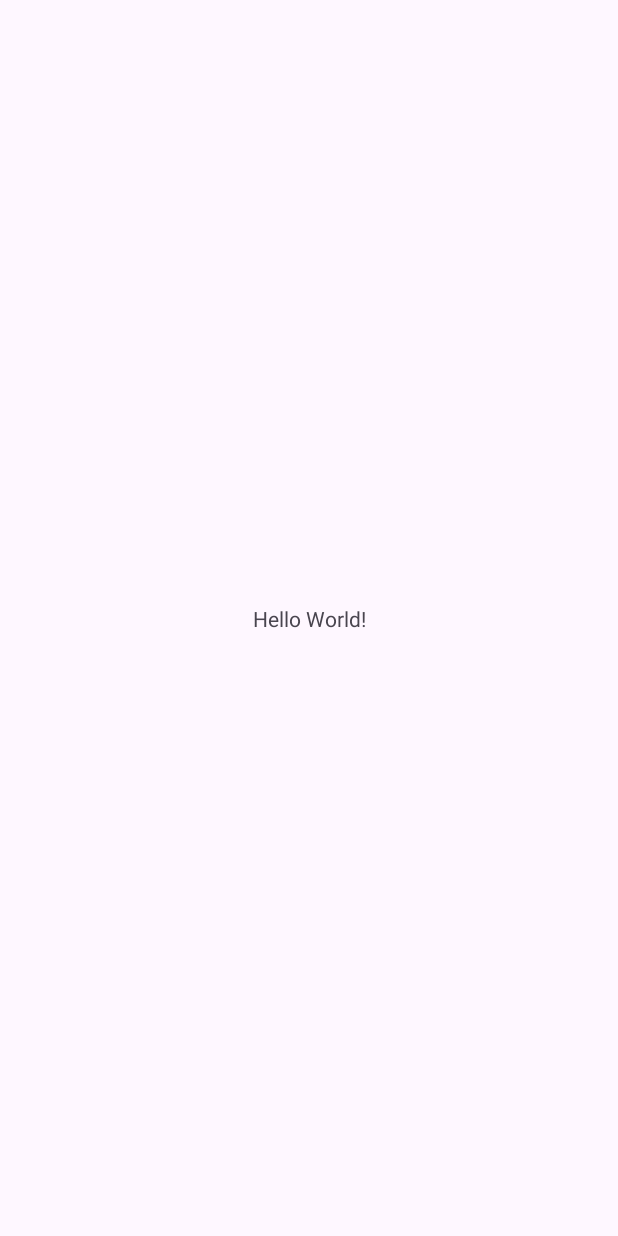
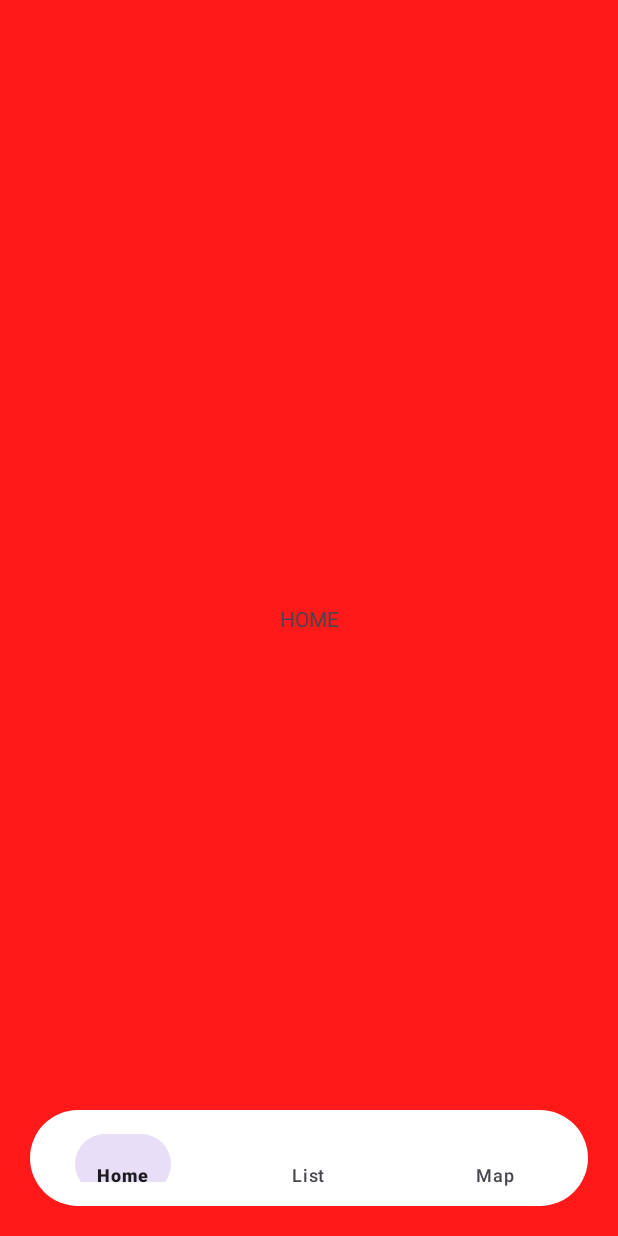
Before and after one commit to G-Altieri/Bin_Map, an Android app: the screen it shows after launch (MainActivity), on a phone screen of 412 x 824 dp. Before the commit the screen is almost empty. Run offline under Robolectric (Android 15) with nearby library versions, the phone set to English and light mode, and no system bars; our stand-ins replace navigation-ui.

Commit message:
aggiornamenti di ieri

```diff
--- a/app/build.gradle.kts
+++ b/app/build.gradle.kts
@@ -26,13 +26,20 @@ android {
         sourceCompatibility = JavaVersion.VERSION_1_8
         targetCompatibility = JavaVersion.VERSION_1_8
     }
+
+    buildFeatures {
+        dataBinding = true
+        viewBinding = true
+    }
 }
 
 dependencies {
 
     implementation("androidx.appcompat:appcompat:1.6.1")
-    implementation("com.google.android.material:material:1.11.0")
+    implementation("com.google.android.material:material:1.6.0")
     implementation("androidx.constraintlayout:constraintlayout:2.1.4")
+    implementation("androidx.navigation:navigation-fragment:2.7.7")
+    implementation("androidx.navigation:navigation-ui:2.7.7")
     testImplementation("junit:junit:4.13.2")
     androidTestImplementation("androidx.test.ext:junit:1.1.5")
     androidTestImplementation("androidx.test.espresso:espresso-core:3.5.1")
--- /dev/null
+++ b/app/src/main/java/it/gteam/app/bin_map/HomeFragment.java
@@ -0,0 +1,22 @@
+package it.gteam.app.bin_map;
+
+import android.os.Bundle;
+import android.view.LayoutInflater;
+import android.view.View;
+import android.view.ViewGroup;
+
+import androidx.annotation.NonNull;
+import androidx.annotation.Nullable;
+import androidx.fragment.app.Fragment;
+
+import it.gteam.app.bin_map.databinding.FragmentHomeBinding;
+
+public class HomeFragment extends Fragment {
+    private FragmentHomeBinding binding;
+    @Override
+    public View onCreateView(@NonNull LayoutInflater inflater, @Nullable ViewGroup container, @Nullable Bundle savedInstanceState) {
+        binding = FragmentHomeBinding.inflate(inflater, container, false);
+        return binding.getRoot();  // perché restituisce una View
+
+    }
+}
--- /dev/null
+++ b/app/src/main/java/it/gteam/app/bin_map/ListFragment.java
@@ -0,0 +1,21 @@
+package it.gteam.app.bin_map;
+
+import android.os.Bundle;
+import android.view.LayoutInflater;
+import android.view.View;
+import android.view.ViewGroup;
+
+import androidx.annotation.NonNull;
+import androidx.annotation.Nullable;
+import androidx.fragment.app.Fragment;
+
+import it.gteam.app.bin_map.databinding.FragmentListBinding;
+public class ListFragment extends Fragment {
+    private FragmentListBinding binding;
+    @Override
+    public View onCreateView(@NonNull LayoutInflater inflater, @Nullable ViewGroup container, @Nullable Bundle savedInstanceState) {
+        binding = FragmentListBinding.inflate(inflater, container, false);
+        return binding.getRoot();  // perché restituisce una View
+
+    }
+}
--- a/app/src/main/java/it/gteam/app/bin_map/MainActivity.java
+++ b/app/src/main/java/it/gteam/app/bin_map/MainActivity.java
@@ -1,14 +1,28 @@
 package it.gteam.app.bin_map;
 
+import androidx.annotation.Nullable;
 import androidx.appcompat.app.AppCompatActivity;
+import androidx.navigation.NavController;
+import androidx.navigation.fragment.NavHostFragment;
+import androidx.navigation.ui.NavigationUI;
 
 import android.os.Bundle;
 
+import it.gteam.app.bin_map.databinding.ActivityMainBinding;
+
 public class MainActivity extends AppCompatActivity {
-//Test2
     @Override
-    protected void onCreate(Bundle savedInstanceState) {
+    protected void onCreate(@Nullable Bundle savedInstanceState) {
         super.onCreate(savedInstanceState);
-        setContentView(R.layout.activity_main);
+        ActivityMainBinding binding = ActivityMainBinding.inflate(getLayoutInflater()); //posso fare getLayoutInflater perché sono in un'activity e non in un frammento
+
+        setContentView(binding.getRoot());
+//test2
+        // questo fa funzionare il bottomNavView tramite il click
+        NavHostFragment fragment = (NavHostFragment) getSupportFragmentManager().findFragmentById(R.id.fragmentContainerViewMainActivity);
+        if (fragment != null) {
+            NavController controller = fragment.getNavController();
+            NavigationUI.setupWithNavController(binding.bottomNavigationView, controller);
+        }
     }
 }
--- /dev/null
+++ b/app/src/main/res/drawable/rounded_corner.xml
@@ -0,0 +1,7 @@
+<?xml version="1.0" encoding="utf-8"?>
+<shape xmlns:android="http://schemas.android.com/apk/res/android"
+    android:shape="rectangle"
+    >
+<solid android:color="@color/white" />
+    <corners android:radius="100dp" />
+</shape>
--- a/app/src/main/res/layout/activity_main.xml
+++ b/app/src/main/res/layout/activity_main.xml
@@ -6,13 +6,34 @@
     android:layout_height="match_parent"
     tools:context=".MainActivity">
 
-    <TextView
-        android:layout_width="wrap_content"
-        android:layout_height="wrap_content"
-        android:text="Hello World!"
+    <com.google.android.material.bottomnavigation.BottomNavigationView
+        android:id="@+id/bottomNavigationView"
+        android:layout_width="match_parent"
+        android:layout_height="0dp"
+        android:layout_margin="20dp"
+        android:minHeight="?attr/actionBarSize"
         app:layout_constraintBottom_toBottomOf="parent"
         app:layout_constraintEnd_toEndOf="parent"
         app:layout_constraintStart_toStartOf="parent"
-        app:layout_constraintTop_toTopOf="parent" />
+        android:background="@drawable/rounded_corner"
+        app:itemRippleColor="@color/black"
+        app:labelVisibilityMode="labeled"
+        app:itemIconSize="40dp"
+
+        app:menu="@menu/bottom_menu" />
+
+    <androidx.fragment.app.FragmentContainerView
+        android:id="@+id/fragmentContainerViewMainActivity"
+        android:name="androidx.navigation.fragment.NavHostFragment"
+        android:layout_width="0dp"
+        android:layout_height="0dp"
+        app:defaultNavHost="true"
+        app:layout_constraintBottom_toBottomOf="parent"
+        app:layout_constraintEnd_toEndOf="parent"
+        app:layout_constraintHorizontal_bias="0.0"
+        app:layout_constraintStart_toStartOf="parent"
+        app:layout_constraintTop_toTopOf="parent"
+        app:layout_constraintVertical_bias="0.0"
+        app:navGraph="@navigation/nav_graph" />
 
 </androidx.constraintlayout.widget.ConstraintLayout>
--- /dev/null
+++ b/app/src/main/res/layout/fragment_home.xml
@@ -0,0 +1,18 @@
+<?xml version="1.0" encoding="utf-8"?>
+<androidx.constraintlayout.widget.ConstraintLayout xmlns:android="http://schemas.android.com/apk/res/android"
+    xmlns:app="http://schemas.android.com/apk/res-auto"
+    xmlns:tools="http://schemas.android.com/tools"
+    android:layout_width="match_parent"
+    android:layout_height="match_parent"
+    android:background="#FF1919">
+
+    <TextView
+        android:id="@+id/textView"
+        android:layout_width="wrap_content"
+        android:layout_height="wrap_content"
+        android:text="HOME"
+        app:layout_constraintBottom_toBottomOf="parent"
+        app:layout_constraintEnd_toEndOf="parent"
+        app:layout_constraintStart_toStartOf="parent"
+        app:layout_constraintTop_toTopOf="parent" />
+</androidx.constraintlayout.widget.ConstraintLayout>
--- /dev/null
+++ b/app/src/main/res/layout/fragment_list.xml
@@ -0,0 +1,18 @@
+<?xml version="1.0" encoding="utf-8"?>
+<androidx.constraintlayout.widget.ConstraintLayout xmlns:android="http://schemas.android.com/apk/res/android"
+    xmlns:app="http://schemas.android.com/apk/res-auto"
+    xmlns:tools="http://schemas.android.com/tools"
+    android:layout_width="match_parent"
+    android:layout_height="match_parent"
+    android:background="#05FF1E">
+
+    <TextView
+        android:id="@+id/textView2"
+        android:layout_width="wrap_content"
+        android:layout_height="wrap_content"
+        android:text="LISTA"
+        app:layout_constraintBottom_toBottomOf="parent"
+        app:layout_constraintEnd_toEndOf="parent"
+        app:layout_constraintStart_toStartOf="parent"
+        app:layout_constraintTop_toTopOf="parent" />
+</androidx.constraintlayout.widget.ConstraintLayout>
--- /dev/null
+++ b/app/src/main/res/menu/bottom_menu.xml
@@ -0,0 +1,14 @@
+<?xml version="1.0" encoding="utf-8"?>
+<menu xmlns:app="http://schemas.android.com/apk/res-auto"
+    xmlns:android="http://schemas.android.com/apk/res/android">
+
+    <item
+        android:id="@+id/menu_home"
+        android:title="@string/home" />
+    <item
+        android:id="@+id/menu_list"
+        android:title="@string/list" />
+    <item
+        android:id="@+id/menu_map"
+        android:title="@string/map" />
+</menu>
--- /dev/null
+++ b/app/src/main/res/navigation/nav_graph.xml
@@ -0,0 +1,17 @@
+<?xml version="1.0" encoding="utf-8"?>
+<navigation xmlns:android="http://schemas.android.com/apk/res/android"
+    xmlns:app="http://schemas.android.com/apk/res-auto"
+    xmlns:tools="http://schemas.android.com/tools"
+    android:id="@+id/nav_graph"
+    app:startDestination="@id/menu_home">
+    <fragment
+        android:id="@+id/menu_home"
+        android:name="it.gteam.app.bin_map.HomeFragment"
+        tools:layout="@layout/fragment_home"
+        android:label="HomeFragment" />
+    <fragment
+        android:id="@+id/menu_list"
+        tools:layout="@layout/fragment_list"
+        android:name="it.gteam.app.bin_map.ListFragment"
+        android:label="ListFragment" />
+</navigation>
--- a/app/src/main/res/values/strings.xml
+++ b/app/src/main/res/values/strings.xml
@@ -1,3 +1,6 @@
 <resources>
     <string name="app_name">Bin_Map</string>
+    <string name="home">Home</string>
+    <string name="list">List</string>
+    <string name="map">Map</string>
 </resources>
```
